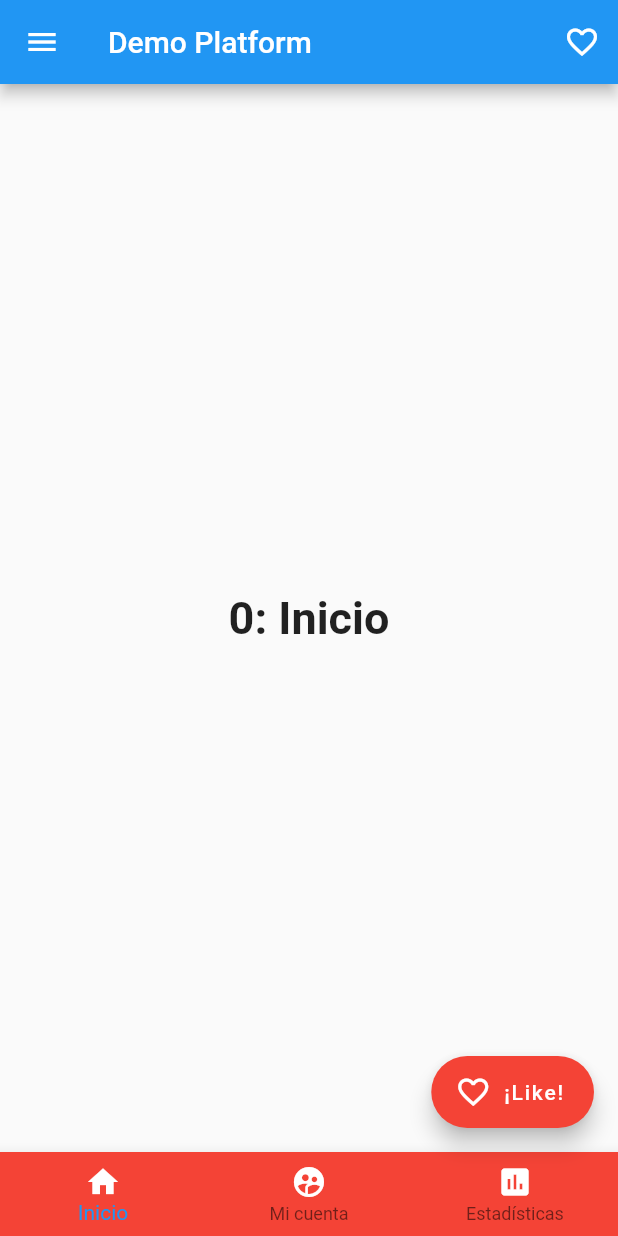
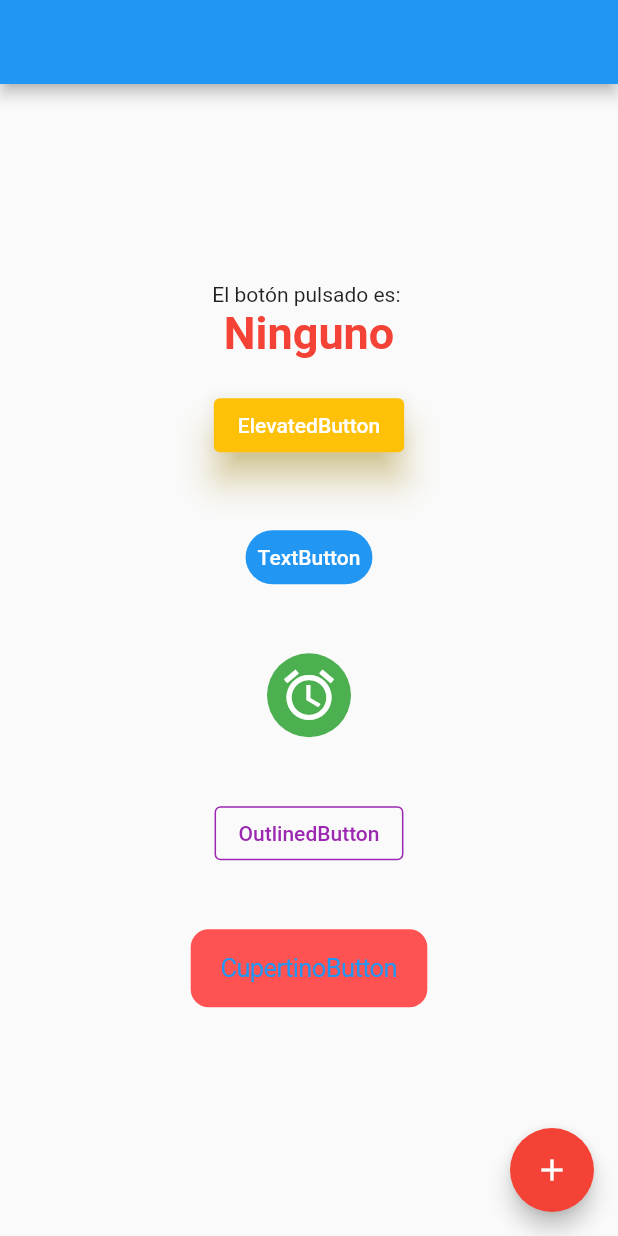
Before and after one commit to jhhumanes/flutter_lab, a Flutter app: the screen it shows after launch, on a phone screen of 412 x 824 dp. Run offline on Flutter 3.47's test engine with Material 2 defaults, Android fonts, the phone set to English and light mode, and no system bars.

Commit message:
Botones.

```diff
--- /dev/null
+++ b/lib/examples/buttons/ui/demo_buttons.dart
@@ -0,0 +1,164 @@
+import 'package:flutter/material.dart';
+import 'package:flutter/cupertino.dart';
+
+class DemoButtons extends StatefulWidget {
+  const DemoButtons({super.key, required this.title});
+
+  final String title;
+
+  @override
+  State<DemoButtons> createState() => _DemoButtonsState();
+}
+
+class _DemoButtonsState extends State<DemoButtons> {
+  String botonPulsado = 'Ninguno';
+
+  @override
+  Widget build(BuildContext context) {
+    return Scaffold(
+      appBar: AppBar(
+        title: Text(widget.title),
+      ),
+      floatingActionButton: FloatingActionButton(
+        onPressed: _floatingPulsado,
+        tooltip: 'Click me',
+        backgroundColor: Colors.red,
+        child: const Icon(
+          Icons.add,
+          color: Colors.white,
+        ),
+      ),
+      body: Center(
+        child: Column(
+          mainAxisAlignment: MainAxisAlignment.center,
+          children: [
+            const Text('El botón pulsado es: '),
+            Text(
+              botonPulsado,
+              style: const TextStyle(
+                color: Colors.red,
+                fontSize: 30,
+                fontWeight: FontWeight.bold,
+              ),
+            ),
+            Padding(
+              padding: const EdgeInsets.all(20),
+              child: ElevatedButton(
+                onPressed: _elevatedButtonPulsado,
+                style: ElevatedButton.styleFrom(
+                  elevation: 10,
+                  backgroundColor: Colors.amber,
+                  shadowColor: Colors.amberAccent,
+                ),
+                child: const Text('ElevatedButton'),
+              ),
+            ),
+            Padding(
+              padding: const EdgeInsets.all(20),
+              child: TextButton(
+                onPressed: _textButtonPulsado,
+                style: TextButton.styleFrom(
+                  backgroundColor: Colors.blue,
+                  foregroundColor: Colors.white,
+                  shape: RoundedRectangleBorder(
+                    borderRadius: BorderRadius.circular(20),
+                  ),
+                ),
+                child: Text('TextButton'),
+              ),
+            ),
+            Padding(
+              padding: const EdgeInsets.all(20),
+              child: Ink(
+                decoration: const ShapeDecoration(
+                  shape: CircleBorder(),
+                  color: Colors.green,
+                ),
+                child: IconButton(
+                  onPressed: _iconButtonPressed,
+                  icon: const Icon(Icons.access_alarm),
+                  color: Colors.white,
+                  iconSize: 40,
+                ),
+              ),
+            ),
+            Padding(
+              padding: const EdgeInsets.all(20),
+              child: OutlinedButton(
+                onPressed: _outlinedButtonPulsado,
+                style: OutlinedButton.styleFrom(
+                  side: const BorderSide(
+                    width: 1,
+                    color: Colors.purple,
+                    style: BorderStyle.solid,
+                  ),
+                ),
+                child: const Text(
+                  'OutlinedButton',
+                  style: TextStyle(color: Colors.purple),
+                ),
+              ),
+            ),
+            Padding(
+              padding: const EdgeInsets.all(20),
+              child: CupertinoButton(
+                onPressed: _cupertinoButtonPulsado,
+                color: Colors.redAccent,
+                child: const Text('CupertinoButton'),
+              ),
+            ),
+          ],
+        ),
+      ),
+    );
+  }
+
+  void _floatingPulsado() {
+    _queBoton('flo');
+  }
+
+  void _elevatedButtonPulsado() {
+    _queBoton('ele');
+  }
+
+  void _textButtonPulsado() {
+    _queBoton('tex');
+  }
+
+  void _iconButtonPressed() {
+    _queBoton('ico');
+  }
+
+  void _outlinedButtonPulsado() {
+    _queBoton('out');
+  }
+
+  void _cupertinoButtonPulsado() {
+    _queBoton('cup');
+  }
+
+  void _queBoton(String boton) {
+    setState(() {
+      switch (boton) {
+        case 'flo':
+          botonPulsado = 'FloatingActionButton';
+          break;
+        case 'ele':
+          botonPulsado = 'ElevatedButton';
+          break;
+        case 'tex':
+          botonPulsado = 'TextButton';
+          break;
+        case 'ico':
+          botonPulsado = 'IconButton';
+          break;
+        case 'out':
+          botonPulsado = 'OutlinedButton';
+          break;
+        case 'cup':
+          botonPulsado = 'CupertinoButton';
+          break;
+      }
+    });
+  }
+}
--- a/lib/main.dart
+++ b/lib/main.dart
@@ -1,7 +1,8 @@
 import 'package:flutter/material.dart';
 // import 'package:flutter_lab/examples/demo1/ui/demo_1.dart';
 // import 'package:flutter_lab/examples/cupertino/ui/cupertino_page.dart';
-import 'package:flutter_lab/examples/demo_platform/ui/demo_platform.dart';
+// import 'package:flutter_lab/examples/demo_platform/ui/demo_platform.dart';
+import 'package:flutter_lab/examples/buttons/ui/demo_buttons.dart';
 
 void main() {
   runApp(const MyApp());
@@ -20,7 +21,8 @@ class MyApp extends StatelessWidget {
       ),
       // home: const Demo1Page(title: 'Scaffold Demo'),
       // home: const CupertinoPage(),
-      home: const DemoPlatform(title: 'Demo Platform'),
+      // home: const DemoPlatform(title: 'Demo Platform'),
+      home: const DemoButtons(title: ''),
     );
   }
 }
```
